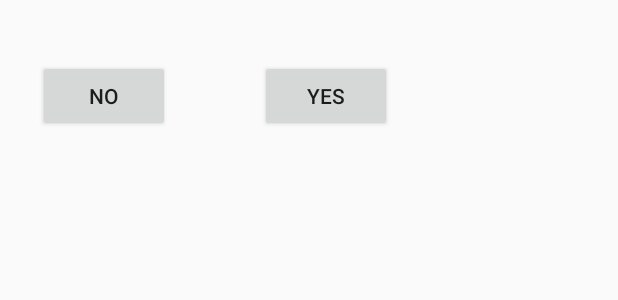
After one commit to KHAAAAN/PPEL-android, an Android app: the layout logout_dialog.xml on its own in the app's theme, with its tools: preview values and no code run, on a phone screen of 412 x 824 dp. The commit adds this screen. Shown: the top 300 px of the screen. Run offline under Robolectric (Android 15) with nearby library versions, the light colour scheme and no system bars.

Commit message:
Added logout popup dialog box.

```diff
--- /dev/null
+++ b/app/src/main/res/layout/logout_dialog.xml
@@ -0,0 +1,37 @@
+<?xml version="1.0" encoding="utf-8"?>
+<RelativeLayout xmlns:android="http://schemas.android.com/apk/res/android"
+    android:layout_width="fill_parent"
+    android:layout_height="fill_parent">
+
+    <TextView
+        android:layout_width="wrap_content"
+        android:layout_height="wrap_content"
+        android:layout_alignParentTop="true"
+        android:layout_alignParentLeft="true"
+        android:layout_alignParentRight="true"
+        android:layout_marginLeft="50dp"
+        android:layout_marginTop="15dp"
+        android:layout_centerHorizontal="true"
+        android:id="@+id/logout_title"/>
+
+    <Button android:id="@+id/buttonNo"
+        android:layout_width="wrap_content"
+        android:layout_height="wrap_content"
+        android:layout_marginLeft="25dp"
+        android:layout_marginTop="40dp"
+        android:layout_marginBottom="8dp"
+        android:text="No"
+        />
+
+    <Button android:id="@+id/buttonYes"
+        android:layout_width="wrap_content"
+        android:layout_height="wrap_content"
+        android:text="Yes"
+        android:layout_marginLeft="60dp"
+        android:layout_marginBottom="8dp"
+        android:layout_alignBaseline="@+id/buttonNo"
+        android:layout_alignBottom="@+id/buttonNo"
+        android:layout_toRightOf="@+id/buttonNo"
+        />
+
+</RelativeLayout>
```
Also changed, not shown: app/src/main/java/com/ppel/MainActivity.java (+50 -8 lines), app/src/main/java/com/ppel/login/LogoutTask.java (+7 -2 lines).
